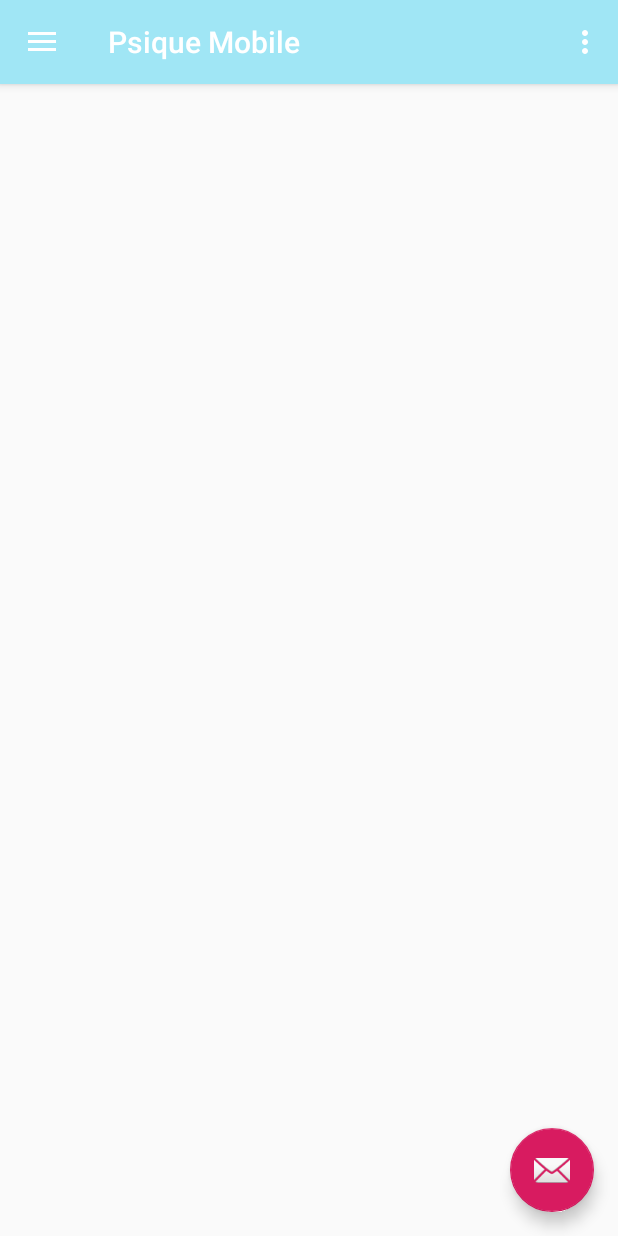
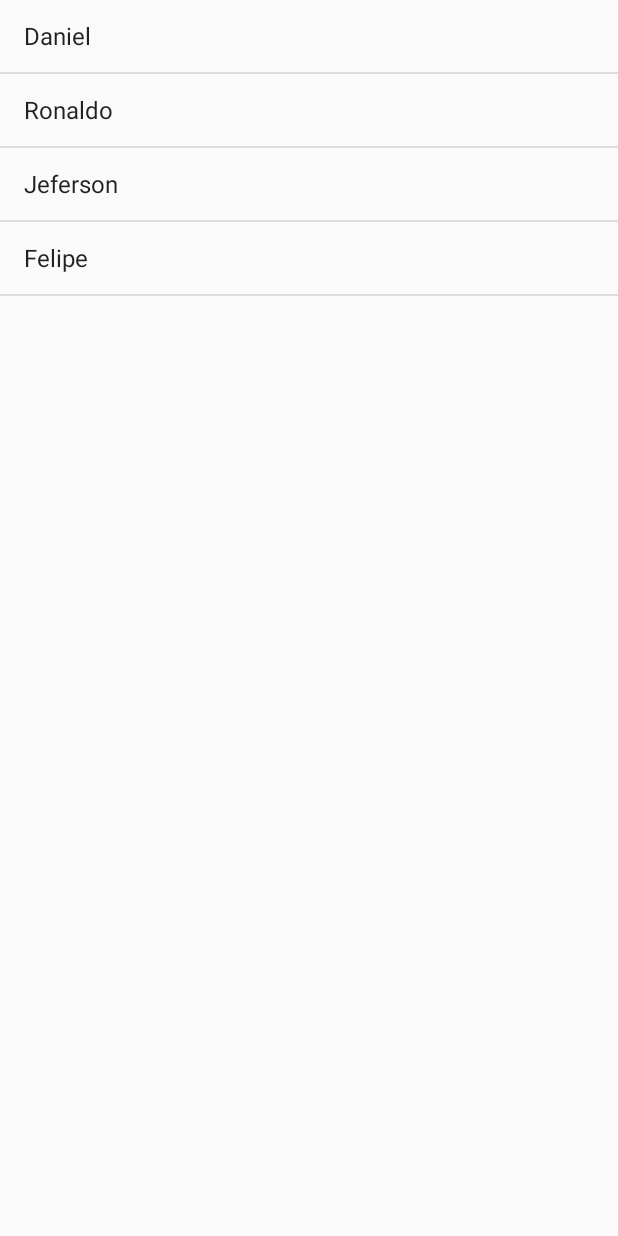
Before and after one commit to tsavio/psique, an Android app: the screen it shows after launch (ActivityMenu before the commit, MainActivityListadeMedicos after it), on a phone screen of 412 x 824 dp. Run offline under Robolectric (Android 15) with nearby library versions, the phone set to English and light mode, and no system bars.

Commit message:
lista de medicos

```diff
--- a/Psique_Mobile/app/build.gradle
+++ b/Psique_Mobile/app/build.gradle
@@ -1,4 +1,5 @@
 apply plugin: 'com.android.application'
+apply plugin: 'com.google.gms.google-services'
 
 android {
     compileSdkVersion 28
@@ -29,4 +30,7 @@ dependencies {
     androidTestImplementation 'com.android.support.test.espresso:espresso-core:3.0.2'
     implementation 'com.android.support:recyclerview-v7:28.0.0'
     implementation 'com.android.support:design:28.0.0'
+    implementation 'com.google.android.gms:play-services-auth:16.0.1'
+    implementation 'com.google.firebase:firebase-core:16.0.9'
+
 }
--- /dev/null
+++ b/Psique_Mobile/app/src/main/java/com/example/psique_mobile/MainActivityListadeMedicos.java
@@ -0,0 +1,22 @@
+package com.example.psique_mobile;
+
+import android.support.v7.app.AppCompatActivity;
+import android.os.Bundle;
+import android.widget.ArrayAdapter;
+import android.widget.ListView;
+
+import java.util.List;
+
+public class MainActivityListadeMedicos extends AppCompatActivity {
+
+    @Override
+    protected void onCreate(Bundle savedInstanceState) {
+        super.onCreate(savedInstanceState);
+        setContentView(R.layout.activity_main_listade_medicos);
+
+        String[] alunos = {"Daniel", "Ronaldo", "Jeferson", "Felipe"};
+        ListView listaMedicos = (ListView) findViewById(R.id.Lista_medicos);
+        ArrayAdapter<String> adapter = new ArrayAdapter<String>(this, android.R.layout.simple_list_item_1, alunos);
+        listaMedicos.setAdapter(adapter);
+    }
+}
--- a/Psique_Mobile/app/src/main/res/layout/activity_login.xml
+++ b/Psique_Mobile/app/src/main/res/layout/activity_main_listade_medicos.xml
@@ -4,6 +4,10 @@
     xmlns:tools="http://schemas.android.com/tools"
     android:layout_width="match_parent"
     android:layout_height="match_parent"
-    tools:context=".ActivityLogin">
+    tools:context=".MainActivityListadeMedicos">
 
+    <ListView
+        android:layout_width="match_parent"
+        android:layout_height="match_parent"
+        android:id="@+id/Lista_medicos" />
 </android.support.constraint.ConstraintLayout>
--- a/Psique_Mobile/app/src/main/res/layout/content_activity_menu.xml
+++ b/Psique_Mobile/app/src/main/res/layout/content_activity_menu.xml
@@ -6,6 +6,4 @@
     android:layout_height="match_parent"
     app:layout_behavior="@string/appbar_scrolling_view_behavior"
     tools:context=".ActivityMenu"
-    tools:showIn="@layout/app_bar_activity_menu">
-
-</android.support.constraint.ConstraintLayout>
+    tools:showIn="@layout/app_bar_activity_menu"/>
--- a/Psique_Mobile/app/src/main/res/values/strings.xml
+++ b/Psique_Mobile/app/src/main/res/values/strings.xml
@@ -4,15 +4,17 @@
     <string name="title_activity_menu">Psique Mobile</string>
     <string name="navigation_drawer_open">Open navigation drawer</string>
     <string name="navigation_drawer_close">Close navigation drawer</string>
-    <string name="nav_header_title">Psique</string>
+    <string name="nav_header_title">Clayton Almeida</string>
     <string name="nav_header_subtitle">almeidaclayton84@gmail.com</string>
     <string name="nav_header_desc">Navigation header</string>
     <string name="action_settings">Settings</string>
-
+    <string name="server_client_id">255503465964-jfjck563n2aekv6db568irtc9bd7uq5f.apps.googleusercontent.com</string>
     <string name="menu_home">Medicos Online</string>
     <string name="menu_gallery">Gallery</string>
     <string name="menu_slideshow">Slideshow</string>
     <string name="menu_tools">Tools</string>
     <string name="menu_share">Share</string>
     <string name="menu_send">Send</string>
+    <string name="Lista_medicos">Medicos</string>
+
 </resources>
--- a/Psique_Mobile/build.gradle
+++ b/Psique_Mobile/build.gradle
@@ -7,7 +7,8 @@ buildscript {
 
     }
     dependencies {
-        classpath 'com.android.tools.build:gradle:3.4.0'
+        classpath 'com.android.tools.build:gradle:3.4.1'
+        classpath 'com.google.gms:google-services:4.2.0'
 
         // NOTE: Do not place your application dependencies here; they belong
         // in the individual module build.gradle files
```
Also changed, not shown: Psique_Mobile/app/src/main/AndroidManifest.xml (+4 -6 lines), Psique_Mobile/app/src/main/java/com/example/psique_mobile/ActivityMenu.java (+8 -0 lines), Psique_Mobile/app/src/main/java/com/example/psique_mobile/MainActivityVideoChamada.java (+9 -2 lines), Psique_Mobile/app/src/main/java/com/example/psique_mobile/Medico.java (added, +13 -0 lines), 1 other file.
